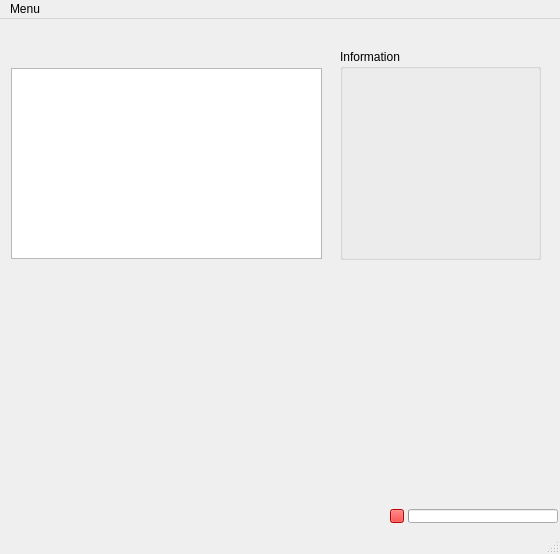
bestrauc/IZW_Detector, file gui/design.ui: the form before one commit.
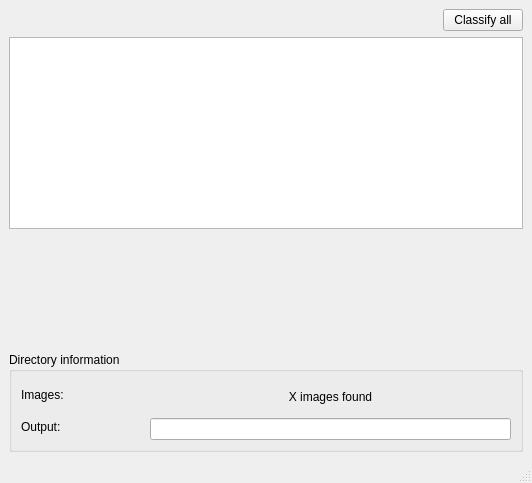
The form after the commit. Icons and pictures are not drawn.

Commit message: Added an information box for selected directories.

The edit to the form file:
```diff
--- a/gui/design.ui
+++ b/gui/design.ui
@@ -6,8 +6,8 @@
    <rect>
     <x>0</x>
     <y>0</y>
-    <width>560</width>
-    <height>554</height>
+    <width>532</width>
+    <height>483</height>
    </rect>
   </property>
   <property name="mouseTracking">
@@ -17,37 +17,18 @@
    <string>Reconxy classifier</string>
   </property>
   <widget class="QWidget" name="centralwidget">
-   <widget class="QGroupBox" name="statBox">
-    <property name="geometry">
-     <rect>
-      <x>340</x>
-      <y>30</y>
-      <width>201</width>
-      <height>211</height>
-     </rect>
-    </property>
-    <property name="title">
-     <string>Information</string>
-    </property>
-   </widget>
-   <widget class="QListView" name="directoryList">
-    <property name="geometry">
-     <rect>
-      <x>11</x>
-      <y>49</y>
-      <width>311</width>
-      <height>191</height>
-     </rect>
-    </property>
-   </widget>
+   <layout class="QVBoxLayout" name="verticalLayout_2">
+    <item>
+     <layout class="QVBoxLayout" name="verticalLayout">
+      <item>
+       <layout class="QHBoxLayout" name="horizontalLayout_3">
+        <item>
    <widget class="QPushButton" name="addDirButton">
-    <property name="geometry">
-     <rect>
-      <x>10</x>
-      <y>18</y>
-      <width>31</width>
-      <height>31</height>
-     </rect>
+          <property name="sizePolicy">
+           <sizepolicy hsizetype="Minimum" vsizetype="Fixed">
+            <horstretch>0</horstretch>
+            <verstretch>0</verstretch>
+           </sizepolicy>
     </property>
     <property name="toolTip">
      <string>Add input directory.</string>
@@ -70,14 +51,14 @@
      <bool>true</bool>
     </property>
    </widget>
+        </item>
+        <item>
    <widget class="QPushButton" name="removeDirButton">
-    <property name="geometry">
-     <rect>
-      <x>44</x>
-      <y>18</y>
-      <width>31</width>
-      <height>31</height>
-     </rect>
+          <property name="sizePolicy">
+           <sizepolicy hsizetype="Minimum" vsizetype="Fixed">
+            <horstretch>0</horstretch>
+            <verstretch>0</verstretch>
+           </sizepolicy>
     </property>
     <property name="toolTip">
      <string>Remove selected input directories.</string>
@@ -100,95 +81,143 @@
      <bool>true</bool>
     </property>
    </widget>
-   <widget class="QProgressBar" name="progressBar">
-    <property name="geometry">
-     <rect>
-      <x>408</x>
-      <y>490</y>
-      <width>150</width>
-      <height>14</height>
-     </rect>
-    </property>
-    <property name="sizePolicy">
-     <sizepolicy hsizetype="Fixed" vsizetype="Fixed">
-      <horstretch>0</horstretch>
-      <verstretch>0</verstretch>
-     </sizepolicy>
-    </property>
-   </widget>
-   <widget class="QPushButton" name="stopButton">
-    <property name="geometry">
-     <rect>
-      <x>390</x>
-      <y>490</y>
-      <width>14</width>
-      <height>14</height>
-     </rect>
-    </property>
+        </item>
+        <item>
+         <spacer name="horizontalSpacer">
+          <property name="orientation">
+           <enum>Qt::Horizontal</enum>
+          </property>
+          <property name="sizeHint" stdset="0">
+           <size>
+            <width>40</width>
+            <height>20</height>
+           </size>
+          </property>
+         </spacer>
+        </item>
+        <item>
+         <widget class="QPushButton" name="classifyButton">
+          <property name="text">
+           <string>Classify all</string>
+          </property>
+         </widget>
+        </item>
+       </layout>
+      </item>
+      <item>
+       <widget class="QListView" name="directoryList">
     <property name="sizePolicy">
-     <sizepolicy hsizetype="Fixed" vsizetype="Fixed">
+         <sizepolicy hsizetype="Expanding" vsizetype="MinimumExpanding">
       <horstretch>0</horstretch>
       <verstretch>0</verstretch>
      </sizepolicy>
     </property>
-    <property name="styleSheet">
-     <string notr="true">background-color:red</string>
-    </property>
-    <property name="text">
-     <string/>
-    </property>
-   </widget>
-   <widget class="QPushButton" name="startButton">
-    <property name="geometry">
-     <rect>
-      <x>370</x>
-      <y>490</y>
-      <width>14</width>
-      <height>14</height>
-     </rect>
-    </property>
+        <property name="minimumSize">
+         <size>
+          <width>0</width>
+          <height>100</height>
+         </size>
+        </property>
+       </widget>
+      </item>
+      <item>
+       <spacer name="verticalSpacer">
+        <property name="orientation">
+         <enum>Qt::Vertical</enum>
+        </property>
+        <property name="sizeHint" stdset="0">
+         <size>
+          <width>20</width>
+          <height>40</height>
+         </size>
+        </property>
+       </spacer>
+      </item>
+      <item>
+       <widget class="QGroupBox" name="statBox">
     <property name="sizePolicy">
-     <sizepolicy hsizetype="Fixed" vsizetype="Fixed">
+         <sizepolicy hsizetype="Preferred" vsizetype="Maximum">
       <horstretch>0</horstretch>
       <verstretch>0</verstretch>
      </sizepolicy>
     </property>
-    <property name="text">
-     <string/>
-    </property>
-    <property name="icon">
-     <iconset>
-      <normalon>:/images/continue-processing.svg</normalon>
-     </iconset>
-    </property>
-    <property name="flat">
-     <bool>true</bool>
-    </property>
-   </widget>
-   <zorder>directoryList</zorder>
-   <zorder>statBox</zorder>
-   <zorder>addDirButton</zorder>
-   <zorder>removeDirButton</zorder>
-   <zorder>progressBar</zorder>
-   <zorder>stopButton</zorder>
-   <zorder>startButton</zorder>
-  </widget>
-  <widget class="QMenuBar" name="menuBar">
-   <property name="geometry">
-    <rect>
-     <x>0</x>
-     <y>0</y>
-     <width>560</width>
-     <height>19</height>
-    </rect>
-   </property>
-   <widget class="QMenu" name="menuMenu">
+        <property name="minimumSize">
+         <size>
+          <width>0</width>
+          <height>100</height>
+         </size>
+        </property>
+        <property name="maximumSize">
+         <size>
+          <width>16777215</width>
+          <height>200</height>
+         </size>
+        </property>
     <property name="title">
-     <string>Menu</string>
-    </property>
-    <addaction name="actionQuit"/>
-   </widget>
-   <addaction name="menuMenu"/>
+         <string>Directory information</string>
+        </property>
+        <layout class="QHBoxLayout" name="horizontalLayout_4">
+         <item>
+          <layout class="QVBoxLayout" name="verticalLayout_3">
+           <item>
+            <widget class="QLabel" name="imageNum">
+             <property name="text">
+              <string>Images:</string>
+             </property>
+            </widget>
+           </item>
+           <item>
+            <widget class="QLabel" name="outputLabel">
+             <property name="text">
+              <string>Output:</string>
+             </property>
+            </widget>
+           </item>
+          </layout>
+         </item>
+         <item>
+          <spacer name="horizontalSpacer_2">
+           <property name="orientation">
+            <enum>Qt::Horizontal</enum>
+           </property>
+           <property name="sizeType">
+            <enum>QSizePolicy::Preferred</enum>
+           </property>
+           <property name="sizeHint" stdset="0">
+            <size>
+             <width>80</width>
+             <height>20</height>
+            </size>
+           </property>
+          </spacer>
+         </item>
+         <item>
+          <layout class="QVBoxLayout" name="verticalLayout_4">
+           <item>
+            <widget class="QLabel" name="imageNumLabel">
+             <property name="text">
+              <string>X images found</string>
+             </property>
+             <property name="alignment">
+              <set>Qt::AlignCenter</set>
+             </property>
+            </widget>
+           </item>
+           <item>
+            <widget class="QLineEdit" name="outputDirEdit">
+             <property name="readOnly">
+              <bool>true</bool>
+             </property>
+            </widget>
+           </item>
+          </layout>
+         </item>
+        </layout>
+       </widget>
+      </item>
+     </layout>
+    </item>
+   </layout>
   </widget>
   <widget class="QStatusBar" name="statusBar"/>
   <action name="autoScan_directories">
```
Lines whose indentation alone changed are shown as unchanged. The commit also changes 3 other files.
